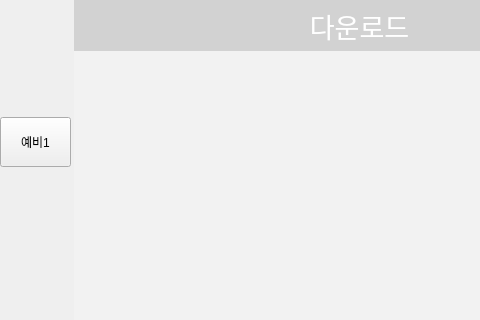
C-Meister/YouMind, file python/source/test2.ui: the form before one commit; both pictures show x 0 to 480 and y 0 to 320 of the 1280 by 721 pixel window.
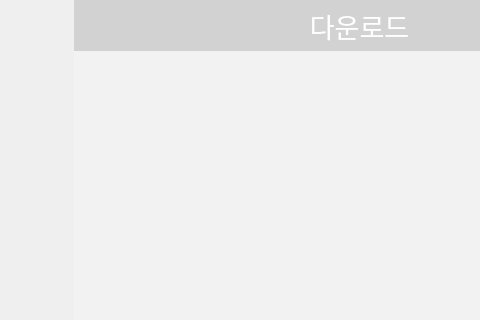
The form after the commit. Icons and pictures are not drawn.

```diff
--- a/python/source/test2.ui
+++ b/python/source/test2.ui
@@ -560,28 +560,6 @@
         </attribute>
        </widget>
       </item>
-      <item>
-       <widget class="QPushButton" name="pushButton_3">
-        <property name="minimumSize">
-         <size>
-          <width>50</width>
-          <height>50</height>
-         </size>
-        </property>
-        <property name="cursor">
-         <cursorShape>PointingHandCursor</cursorShape>
-        </property>
-        <property name="text">
-         <string>예비1</string>
-        </property>
-        <property name="checkable">
-         <bool>true</bool>
-        </property>
-        <attribute name="buttonGroup">
-         <string notr="true">buttonGroup</string>
-        </attribute>
-       </widget>
-      </item>
      </layout>
     </widget>
    </widget>
```
Left out of the diff: 2 changed lines with no effect on the pictures.
